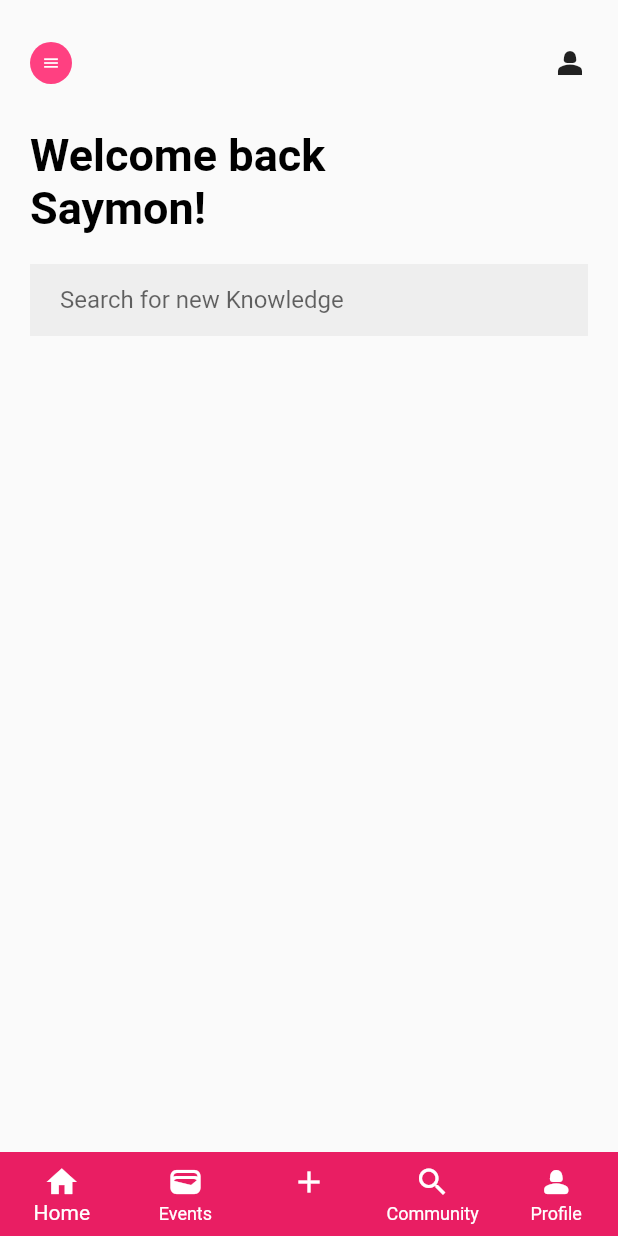
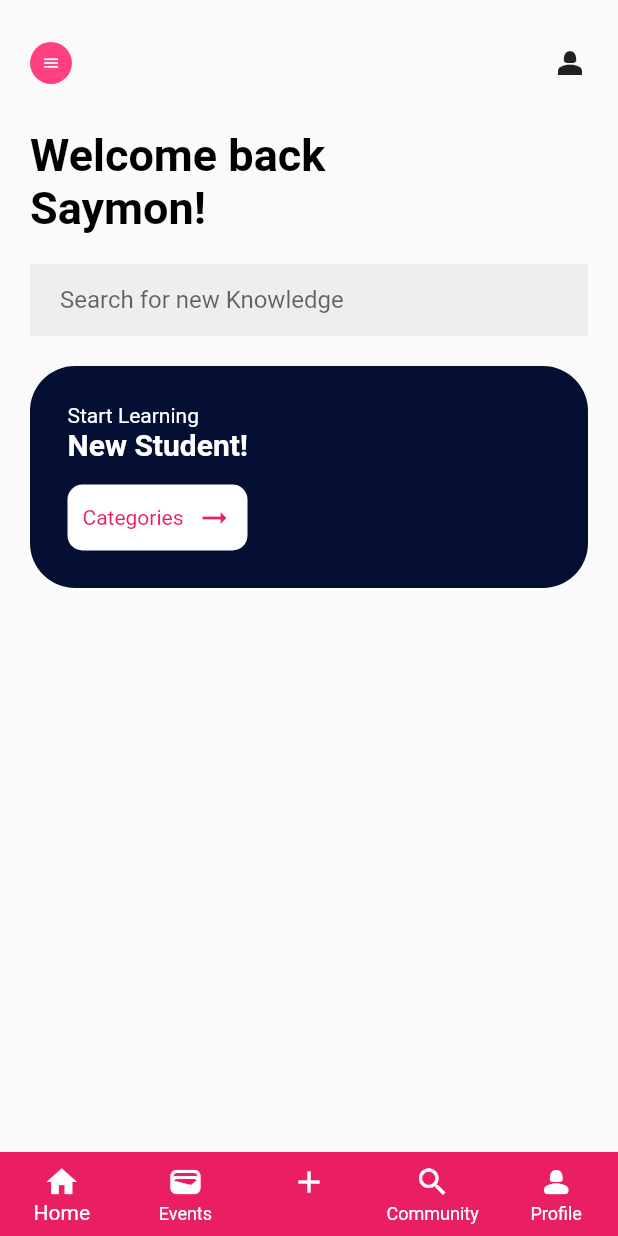
Before and after one commit to tinashemahwenda/ako_app, a Flutter app: the screen it shows after launch, on a phone screen of 412 x 824 dp. Run offline on Flutter 3.47's test engine with Material 2 defaults, Android fonts, the light colour scheme and no system bars.

Commit message:
Created a banner card

```diff
--- a/lib/pages/homepage.dart
+++ b/lib/pages/homepage.dart
@@ -1,3 +1,4 @@
+import 'package:ako_app/components/searchBar.dart';
 import 'package:ako_app/components/topBar.dart';
 import 'package:flutter/material.dart';
 
@@ -62,6 +63,8 @@ class Home extends StatelessWidget {
 
   @override
   Widget build(BuildContext context) {
+    double width = MediaQuery.of(context).size.width;
+    double height = MediaQuery.of(context).size.height;
     return SafeArea(
       child: Padding(
         padding: const EdgeInsets.symmetric(
@@ -97,14 +100,60 @@ class Home extends StatelessWidget {
             const SizedBox(
               height: 20,
             ),
+            const searchBar(),
+            const SizedBox(
+              height: 20,
+            ),
             Container(
-              padding: const EdgeInsets.symmetric(horizontal: 20),
-              color: Colors.grey[200],
-              child: const TextField(
-                decoration: InputDecoration(
-                  border: InputBorder.none,
-                  hintText: 'Search for new Knowledge',
-                ),
+              width: width,
+              padding: const EdgeInsets.all(25),
+              decoration: BoxDecoration(
+                borderRadius: BorderRadius.circular(30),
+                color: const Color.fromARGB(255, 5, 14, 51),
+              ),
+              child: Column(
+                crossAxisAlignment: CrossAxisAlignment.start,
+                children: [
+                  const Text(
+                    'Start Learning',
+                    style: TextStyle(
+                      color: Colors.white,
+                    ),
+                  ),
+                  const Text(
+                    'New Student!',
+                    style: TextStyle(
+                      color: Colors.white,
+                      fontWeight: FontWeight.bold,
+                      fontSize: 20,
+                    ),
+                  ),
+                  const SizedBox(
+                    height: 15,
+                  ),
+                  Container(
+                    width: 120,
+                    padding: const EdgeInsets.all(10),
+                    decoration: BoxDecoration(
+                        borderRadius: BorderRadius.circular(10),
+                        color: Colors.white),
+                    child: Row(
+                      mainAxisAlignment: MainAxisAlignment.spaceBetween,
+                      children: const [
+                        Text(
+                          'Categories',
+                          style: TextStyle(
+                            color: Colors.pink,
+                          ),
+                        ),
+                        Icon(
+                          Icons.arrow_right_alt,
+                          color: Colors.pink,
+                        )
+                      ],
+                    ),
+                  )
+                ],
               ),
             )
           ],
```
